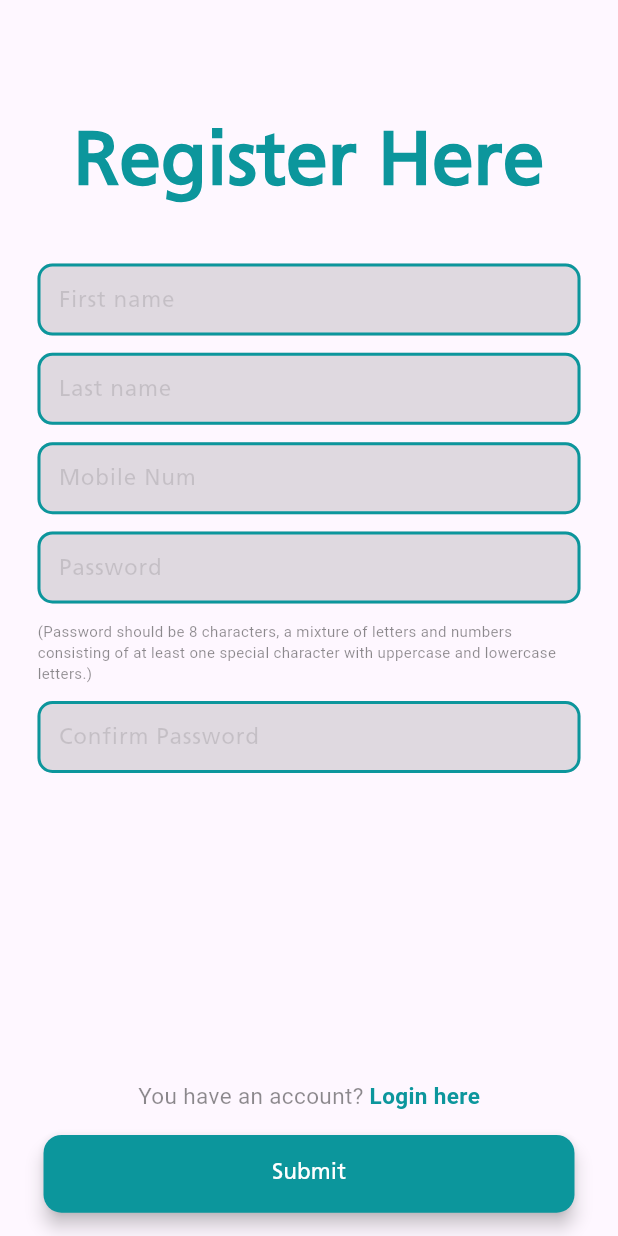
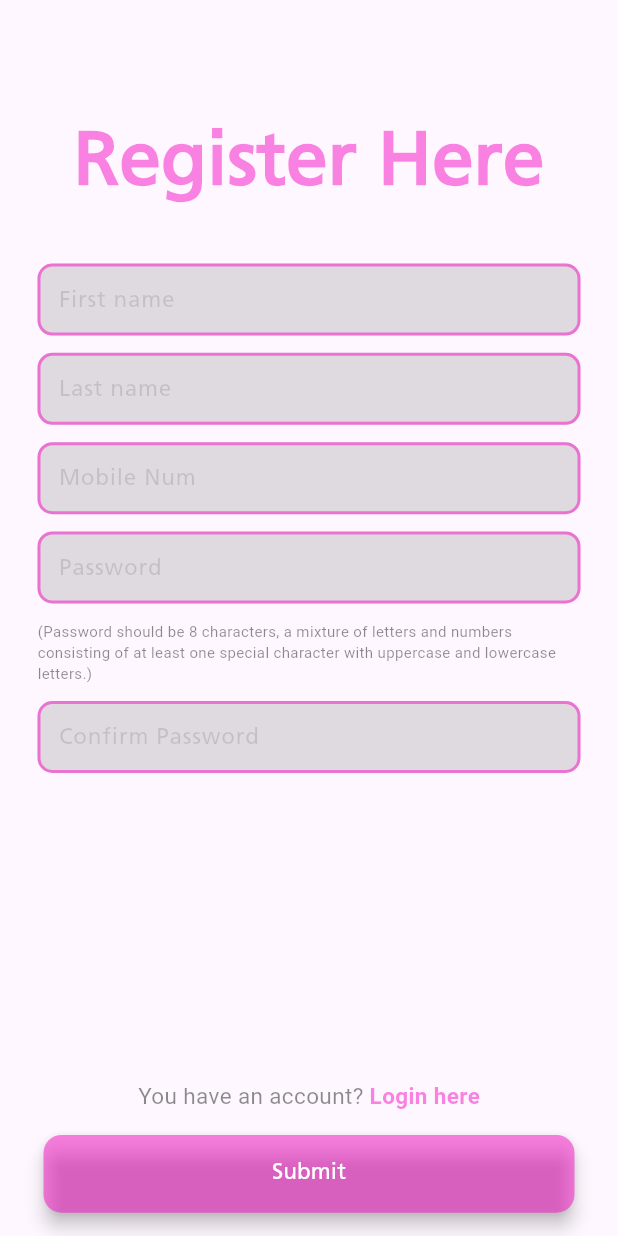
Before and after one commit to snekiz/fb_replica, a Flutter app: the RegisterScreen screen opened by its route, on a phone screen of 412 x 824 dp. Run offline on Flutter 3.47's test engine with Material 3 defaults, Android fonts, the phone set to English and light mode, and no system bars; our stand-ins replace flutter_screenutil; network calls fail.

```diff
--- a/lib/constants.dart
+++ b/lib/constants.dart
@@ -1,7 +1,12 @@
 import 'package:flutter/material.dart';
 
-const Color FB_PRIMARY = Color(0xFF032F30);
-const Color FB_SECONDARY = Color(0xFF003bb3);
-const Color FB_DARK_PRIMARY = Color(0xFF0C969C);
-const Color FB_LIGHT_PRIMARY = Color(0xFF74b7fb);
-const Color FB_TEXT_COLOR_WHITE = Color(0xFFe6BA3BE);
+const Color FB_PRIMARY = Color.fromARGB(255, 235, 100, 228);
+const Color FB_SECONDARY = Color.fromARGB(255, 255, 0, 242);
+const Color FB_DARK_PRIMARY = Color.fromARGB(131, 245, 18, 196);
+const Color FB_LIGHT_PRIMARY = Color.fromARGB(255, 251, 116, 195);
+const Color FB_TEXT_COLOR_WHITE = Color.fromARGB(255, 247, 165, 222);
+// const Color FB_PRIMARY = Color(0xFF032F30);
+// const Color FB_SECONDARY = Color(0xFF003bb3);
+// const Color FB_DARK_PRIMARY = Color(0xFF0C969C);
+// const Color FB_LIGHT_PRIMARY = Color(0xFF74b7fb);
+// const Color FB_TEXT_COLOR_WHITE = Color(0xFFe6BA3BE);
```
Also changed, not shown: assets/images/dog1.jpg (added), assets/images/dog2.jpg (added), assets/images/fb.png (added), assets/images/wallpaper.jpg (added).
